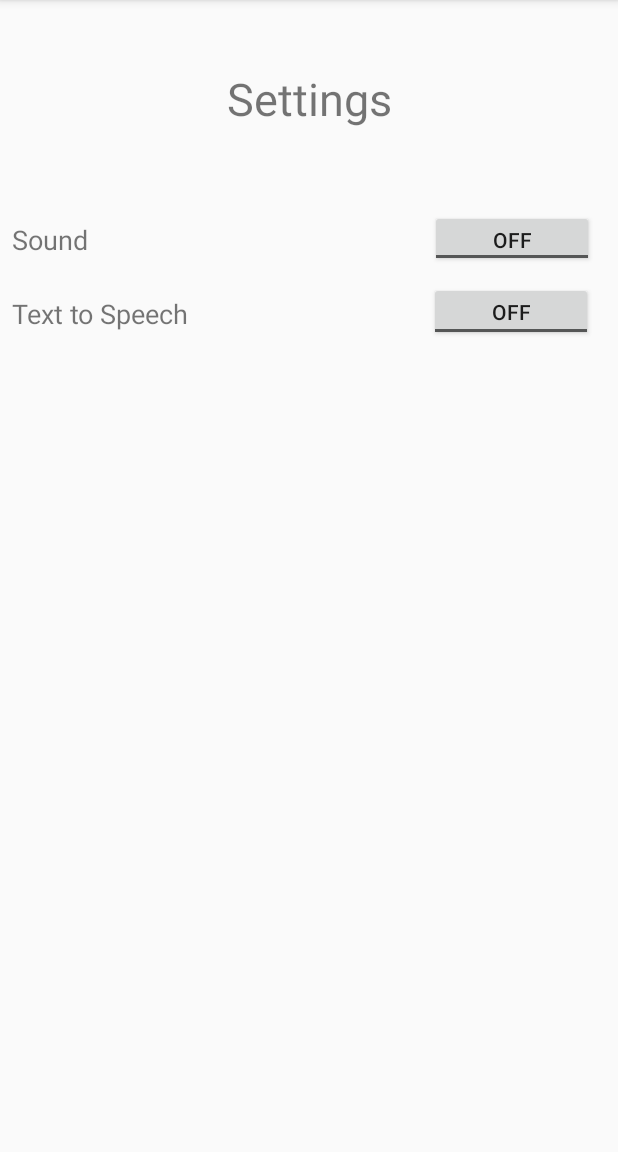
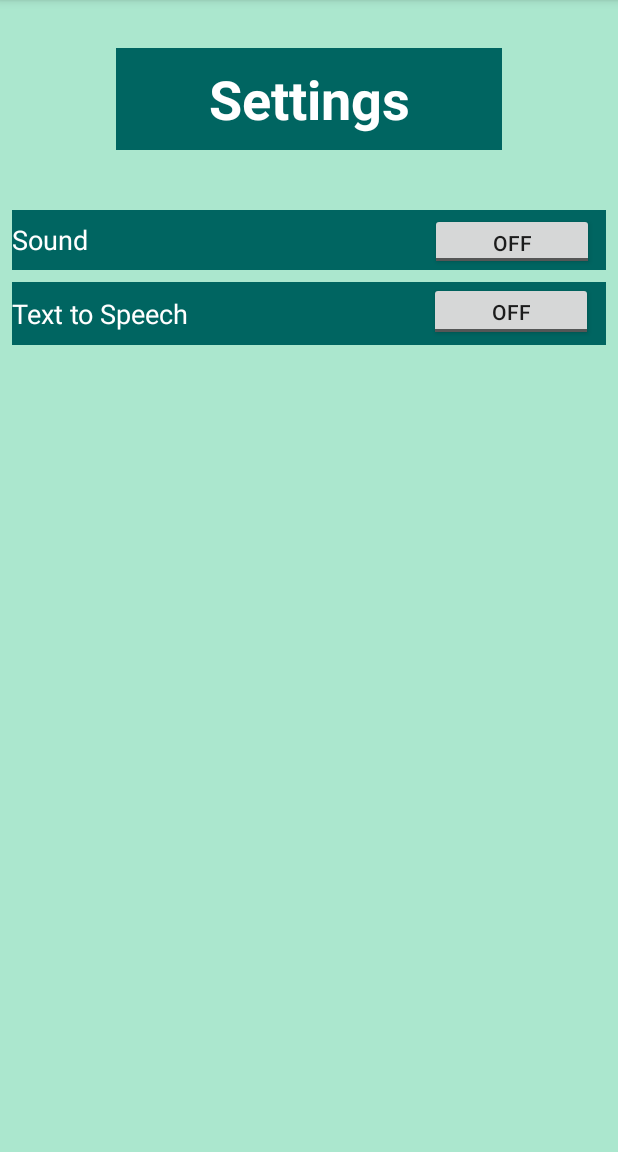
Before and after one commit to mamsmoneymanagement/DollarUpMoneySkillsActual, an Android app: the Settings_Menu screen opened directly, with no data from a screen before it, on a phone screen of 412 x 824 dp, the part 84-1236 px from its top. Run offline under Robolectric (Android 15) with nearby library versions, the phone set to English and light mode, and no system bars.

Commit message:
settings looks better

```diff
--- a/app/src/main/res/layout/activity_settings__menu.xml
+++ b/app/src/main/res/layout/activity_settings__menu.xml
@@ -10,10 +10,11 @@
         android:id="@+id/linearLayout"
         android:layout_width="0dp"
         android:layout_height="0dp"
+        android:background="#abe7ce"
         android:orientation="vertical"
         app:layout_constraintBottom_toBottomOf="parent"
         app:layout_constraintEnd_toEndOf="parent"
-        app:layout_constraintHorizontal_bias="0.0"
+        app:layout_constraintHorizontal_bias="1.0"
         app:layout_constraintStart_toStartOf="parent"
         app:layout_constraintTop_toTopOf="parent"
         app:layout_constraintVertical_bias="0.0">
@@ -28,9 +29,12 @@
             android:layout_marginEnd="38dp"
             android:layout_marginRight="38dp"
             android:layout_marginBottom="631dp"
+            android:background="@color/colorPrimaryDark"
             android:gravity="center"
             android:text="@string/settingsTitle"
-            android:textSize="30sp"
+            android:textColor="@android:color/white"
+            android:textSize="36sp"
+            android:textStyle="bold"
             app:layout_constraintBottom_toBottomOf="parent"
             app:layout_constraintEnd_toEndOf="parent"
             app:layout_constraintHorizontal_bias="0.0"
@@ -43,15 +47,16 @@
         android:id="@+id/settingsSoundBtn"
         android:layout_width="109dp"
         android:layout_height="38dp"
-        android:layout_marginTop="140dp"
-        android:layout_marginEnd="8dp"
-        android:layout_marginRight="8dp"
+        android:layout_marginStart="286dp"
+        android:layout_marginLeft="286dp"
+        android:layout_marginTop="142dp"
+        android:layout_marginEnd="16dp"
+        android:layout_marginRight="16dp"
         android:layout_weight="1"
         android:text="@string/GenericNull"
         android:textSize="14sp"
-        app:layout_constraintEnd_toEndOf="@+id/soundTitle"
-        app:layout_constraintHorizontal_bias="0.972"
-        app:layout_constraintStart_toStartOf="@+id/soundTitle"
+        app:layout_constraintEnd_toEndOf="parent"
+        app:layout_constraintStart_toStartOf="parent"
         app:layout_constraintTop_toTopOf="parent" />
 
     <TextView
@@ -61,11 +66,15 @@
         android:layout_marginStart="8dp"
         android:layout_marginLeft="8dp"
         android:layout_marginTop="8dp"
+        android:layout_marginEnd="8dp"
+        android:layout_marginRight="8dp"
         android:layout_weight="1"
+        android:background="@color/colorPrimaryDark"
         android:gravity="center_vertical"
         android:text="@string/ttSpeech"
+        android:textColor="@android:color/white"
         android:textSize="18sp"
-        app:layout_constraintEnd_toEndOf="@+id/linearLayout"
+        app:layout_constraintEnd_toEndOf="parent"
         app:layout_constraintHorizontal_bias="0.223"
         app:layout_constraintStart_toStartOf="@+id/linearLayout"
         app:layout_constraintTop_toBottomOf="@+id/soundTitle" />
@@ -77,12 +86,8 @@
         android:layout_marginStart="286dp"
         android:layout_marginLeft="286dp"
         android:layout_marginTop="188dp"
-        android:layout_marginEnd="16dp"
-        android:layout_marginRight="16dp"
         android:text="@string/GenericNull"
         android:textSize="14sp"
-        app:layout_constraintEnd_toEndOf="parent"
-        app:layout_constraintHorizontal_bias="0.0"
         app:layout_constraintStart_toStartOf="parent"
         app:layout_constraintTop_toTopOf="parent" />
 
@@ -93,13 +98,17 @@
         android:layout_marginStart="8dp"
         android:layout_marginLeft="8dp"
         android:layout_marginTop="140dp"
+        android:layout_marginEnd="8dp"
+        android:layout_marginRight="8dp"
         android:layout_weight="1"
+        android:background="@color/colorPrimaryDark"
         android:gravity="center_vertical"
         android:text="@string/soundTitle"
+        android:textColor="@android:color/white"
         android:textSize="18sp"
-        app:layout_constraintEnd_toEndOf="@+id/linearLayout"
+        app:layout_constraintEnd_toEndOf="parent"
         app:layout_constraintHorizontal_bias="0.223"
-        app:layout_constraintStart_toStartOf="@+id/linearLayout"
-        app:layout_constraintTop_toTopOf="@+id/linearLayout" />
+        app:layout_constraintStart_toStartOf="parent"
+        app:layout_constraintTop_toTopOf="parent" />
 
 </android.support.constraint.ConstraintLayout>
```
